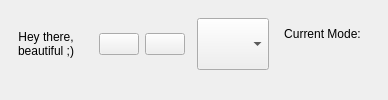
Old version of the form ui/Gui.ui in the repository rnvandemark/sh_gui.
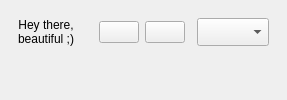
New version of the form. Custom widgets are drawn as their Qt base class.

Commit message: Start to remove the concepts of a single, active 'mode' in the GUI.

Patch:
```diff
--- a/ui/Gui.ui
+++ b/ui/Gui.ui
@@ -59,35 +59,6 @@
          </property>
         </widget>
        </item>
-       <item row="7">
-        <widget class="QWidget" name="curr_mode_content">
-         <property name="sizePolicy" >
-          <sizepolicy hsizetype="MinimumExpanding" vsizetype="MinimumExpanding">
-           <horstretch>0</horstretch>
-           <verstretch>0</verstretch>
-          </sizepolicy>
-         </property>
-         <layout class="QVBoxLayout" name="curr_mode_layout">
-          <item row="0">
-           <widget class="QLabel">
-            <property name="alignment">
-             <set>AlignCenter</set>
-            </property>
-            <property name="text">
-             <string>Current Mode:</string>
-            </property>
-           </widget>
-          </item>
-          <item row="1">
-           <widget class="QLabel" name="curr_mode_lbl">
-            <property name="alignment">
-             <set>AlignCenter</set>
-            </property>
-           </widget>
-          </item>
-         </layout>
-        </widget>
-       </item>
       </layout>
      </widget>
     </item>
```
The commit also changes 4 other files.
